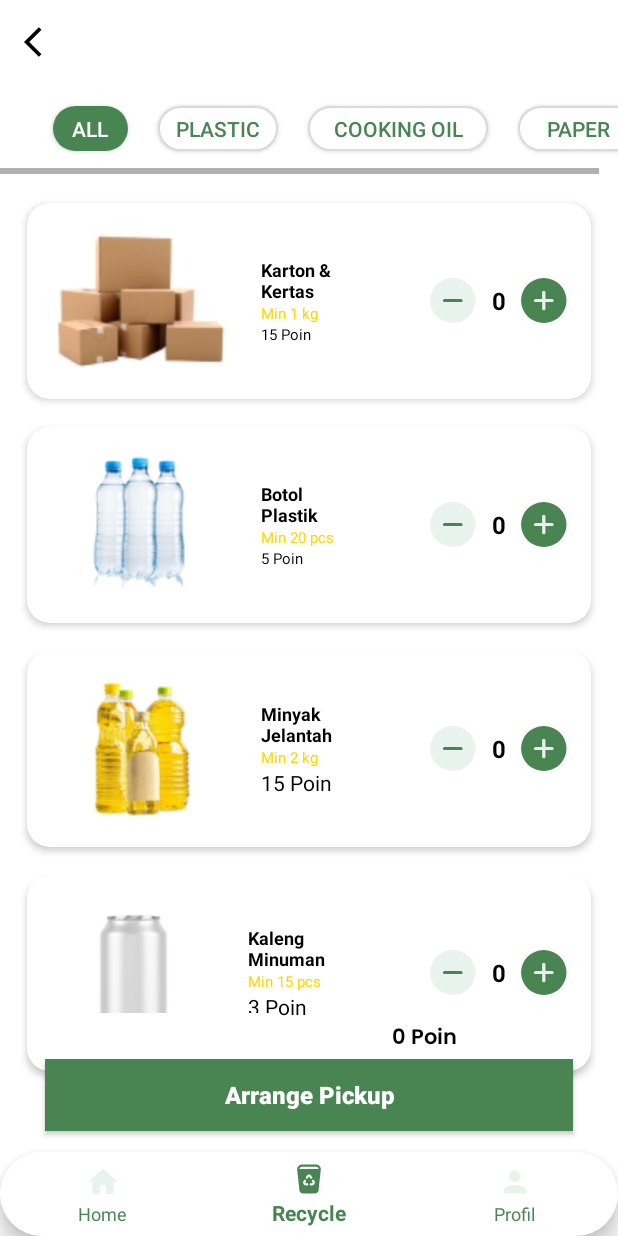
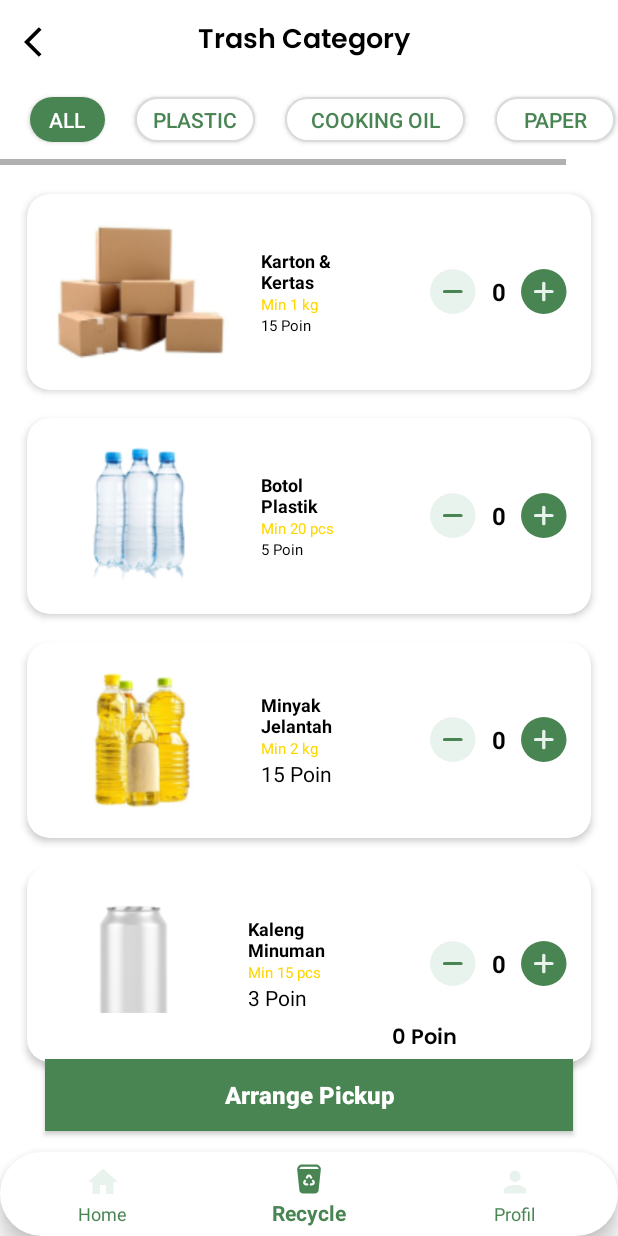
Before and after one commit to RezaConz/Cleaving, an Android app: the screen it shows after launch once a user with an empty profile is signed in (HomeActivity), item 2 of the bottom bar chosen, on a phone screen of 412 x 824 dp. Run offline under Robolectric (Android 15) with nearby library versions, the phone set to English and light mode, and no system bars; our stand-ins replace Firebase (no records; nobody signed in at launch, a user with empty details on screens opened directly).

```diff
--- a/app/src/main/java/com/example/cleaving/HomeFragment.kt
+++ b/app/src/main/java/com/example/cleaving/Home/HomeFragment.kt
@@ -1,15 +1,11 @@
-package com.example.cleaving
+package com.example.cleaving.Home
 
 import android.os.Bundle
-import androidx.fragment.app.Fragment
 import android.view.LayoutInflater
 import android.view.View
 import android.view.ViewGroup
-
-// TODO: Rename parameter arguments, choose names that match
-// the fragment initialization parameters, e.g. ARG_ITEM_NUMBER
-private const val ARG_PARAM1 = "param1"
-private const val ARG_PARAM2 = "param2"
+import androidx.fragment.app.Fragment
+import com.example.cleaving.R
 
 /**
  * A simple [Fragment] subclass.
@@ -17,16 +13,10 @@ private const val ARG_PARAM2 = "param2"
  * create an instance of this fragment.
  */
 class HomeFragment : Fragment() {
-    // TODO: Rename and change types of parameters
-    private var param1: String? = null
-    private var param2: String? = null
 
     override fun onCreate(savedInstanceState: Bundle?) {
         super.onCreate(savedInstanceState)
-        arguments?.let {
-            param1 = it.getString(ARG_PARAM1)
-            param2 = it.getString(ARG_PARAM2)
-        }
+
     }
 
     override fun onCreateView(
@@ -50,10 +40,6 @@ class HomeFragment : Fragment() {
         @JvmStatic
         fun newInstance(param1: String, param2: String) =
             HomeFragment().apply {
-                arguments = Bundle().apply {
-                    putString(ARG_PARAM1, param1)
-                    putString(ARG_PARAM2, param2)
-                }
             }
     }
 }
--- a/app/src/main/java/com/example/cleaving/HomeActivity.kt
+++ b/app/src/main/java/com/example/cleaving/HomeActivity.kt
@@ -1,10 +1,10 @@
 package com.example.cleaving
 
-import android.content.Intent
 import androidx.appcompat.app.AppCompatActivity
 import android.os.Bundle
 import androidx.fragment.app.Fragment
-import com.example.cleaving.LoginRegistrasi.LoginActivity
+import com.example.cleaving.Home.HomeFragment
+import com.example.cleaving.Recycle.RecycleFragment
 import com.example.cleaving.databinding.ActivityHomeBinding
 import com.google.firebase.auth.FirebaseAuth
 
--- /dev/null
+++ b/app/src/main/res/drawable/clock.xml
@@ -0,0 +1,6 @@
+<vector android:height="24dp" android:tint="#000000"
+    android:viewportHeight="24" android:viewportWidth="24"
+    android:width="24dp" xmlns:android="http://schemas.android.com/apk/res/android">
+    <path android:fillColor="@android:color/white" android:pathData="M11.99,2C6.47,2 2,6.48 2,12s4.47,10 9.99,10C17.52,22 22,17.52 22,12S17.52,2 11.99,2zM12,20c-4.42,0 -8,-3.58 -8,-8s3.58,-8 8,-8 8,3.58 8,8 -3.58,8 -8,8z"/>
+    <path android:fillColor="@android:color/white" android:pathData="M12.5,7H11v6l5.25,3.15 0.75,-1.23 -4.5,-2.67z"/>
+</vector>
--- /dev/null
+++ b/app/src/main/res/drawable/date.xml
@@ -0,0 +1,5 @@
+<vector android:height="24dp" android:tint="#000000"
+    android:viewportHeight="24" android:viewportWidth="24"
+    android:width="24dp" xmlns:android="http://schemas.android.com/apk/res/android">
+    <path android:fillColor="@android:color/white" android:pathData="M9,11L7,11v2h2v-2zM13,11h-2v2h2v-2zM17,11h-2v2h2v-2zM19,4h-1L18,2h-2v2L8,4L8,2L6,2v2L5,4c-1.11,0 -1.99,0.9 -1.99,2L3,20c0,1.1 0.89,2 2,2h14c1.1,0 2,-0.9 2,-2L21,6c0,-1.1 -0.9,-2 -2,-2zM19,20L5,20L5,9h14v11z"/>
+</vector>
--- a/app/src/main/res/layout/fragment_home.xml
+++ b/app/src/main/res/layout/fragment_home.xml
@@ -4,7 +4,7 @@
     android:layout_width="match_parent"
     android:layout_height="match_parent"
     xmlns:app="http://schemas.android.com/apk/res-auto"
-    tools:context=".HomeFragment"
+    tools:context=".Home.HomeFragment"
     android:background="@color/cleaving_tertiary">
 
     <LinearLayout
--- a/app/src/main/res/layout/fragment_recycle.xml
+++ b/app/src/main/res/layout/fragment_recycle.xml
@@ -1,10 +1,10 @@
 <?xml version="1.0" encoding="utf-8"?>
-<androidx.coordinatorlayout.widget.CoordinatorLayout xmlns:android="http://schemas.android.com/apk/res/android"
+<FrameLayout xmlns:android="http://schemas.android.com/apk/res/android"
     xmlns:tools="http://schemas.android.com/tools"
     xmlns:app="http://schemas.android.com/apk/res-auto"
     android:layout_width="match_parent"
     android:layout_height="match_parent"
-    tools:context=".RecycleFragment"
+    tools:context=".Recycle.RecycleFragment"
     android:fitsSystemWindows="true">
 
 
@@ -28,11 +28,11 @@
                     android:id="@+id/tvTitle"
                     android:layout_width="wrap_content"
                     android:layout_height="wrap_content"
-                    android:layout_alignParentStart="true"
-                    android:layout_centerInParent="true"
+                    android:layout_marginStart="60dp"
                     android:textColor="@color/black"
-                    android:textSize="20sp"
-                    android:textStyle="bold" />
+                    android:textSize="18sp"
+                    android:text="Trash Category"
+                    android:fontFamily="@font/poppins_semibold"/>
 
             </RelativeLayout>
 
@@ -52,13 +52,13 @@
             android:orientation="vertical">
 
             <HorizontalScrollView
+                android:layout_marginTop="50dp"
                 android:layout_width="match_parent"
                 android:layout_height="match_parent">
 
                 <LinearLayout
                     android:layout_width="match_parent"
                     android:layout_height="60dp"
-                android:layout_marginStart="15dp"
                     android:layout_marginEnd="15dp"
                     android:background="@drawable/bg_circle_radius"
                     android:backgroundTint="@color/white"
@@ -69,42 +69,41 @@
                         android:layout_height="30dp"
                         android:layout_gravity="center"
                         android:layout_marginStart="20dp"
+                        android:background="@drawable/button_shape"
                         android:text="ALL"
-                    android:textColor="@color/white"
-                    android:background="@drawable/button_shape"
-                    />
+                        android:textColor="@color/white" />
 
                     <Button
                         android:layout_width="80dp"
                         android:layout_height="30dp"
                         android:layout_gravity="center"
                         android:layout_marginStart="20dp"
+                        android:background="@drawable/button_medsos"
                         android:text="Plastic"
-                    android:textColor="@color/green"
-                    android:background="@drawable/button_medsos"
-                    />
+                        android:textColor="@color/green" />
 
                     <Button
                         android:layout_width="120dp"
                         android:layout_height="30dp"
                         android:layout_gravity="center"
                         android:layout_marginStart="20dp"
+                        android:background="@drawable/button_medsos"
                         android:text="Cooking oil"
-                    android:textColor="@color/green"
-                    android:background="@drawable/button_medsos"
-                    />
+                        android:textColor="@color/green" />
+
                     <Button
                         android:layout_width="80dp"
                         android:layout_height="30dp"
                         android:layout_gravity="center"
                         android:layout_marginStart="20dp"
+                        android:layout_marginEnd="40dp"
+                        android:background="@drawable/button_medsos"
                         android:text="Paper"
-                    android:textColor="@color/green"
-                    android:background="@drawable/button_medsos"
-                    />
+                        android:textColor="@color/green" />
 
                 </LinearLayout>
             </HorizontalScrollView>
+
             <include
                 android:id="@+id/layoutsampah"
                 layout="@layout/layout_sampah" />
@@ -167,4 +166,4 @@
     </LinearLayout>
 
 
-</androidx.coordinatorlayout.widget.CoordinatorLayout>
+</FrameLayout>
```
Also changed, not shown: app/src/main/java/com/example/cleaving/Recycle/RecycleFragment.kt (renamed from app/src/main/java/com/example/cleaving/RecycleFragment.kt, +5 -9 lines), app/src/main/java/com/example/cleaving/Recycle/SummaryOrderFragment.kt (added, +30 -0 lines), app/src/main/java/com/example/cleaving/SummaryOrderFragment.kt (+0 -53 lines), app/src/main/res/layout/bottom_sheet_pickup.xml (+10 -2 lines), app/src/main/res/layout/fragment_summary_order.xml (+55 -4 lines). Lines whose indentation alone changed are shown as unchanged.
